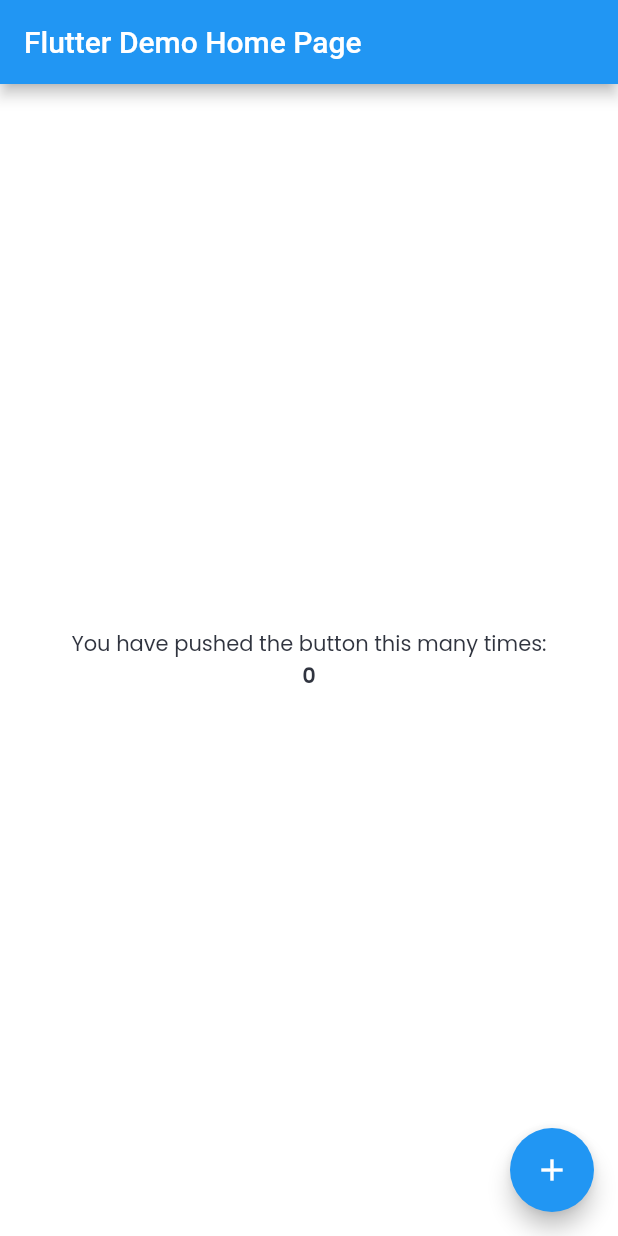
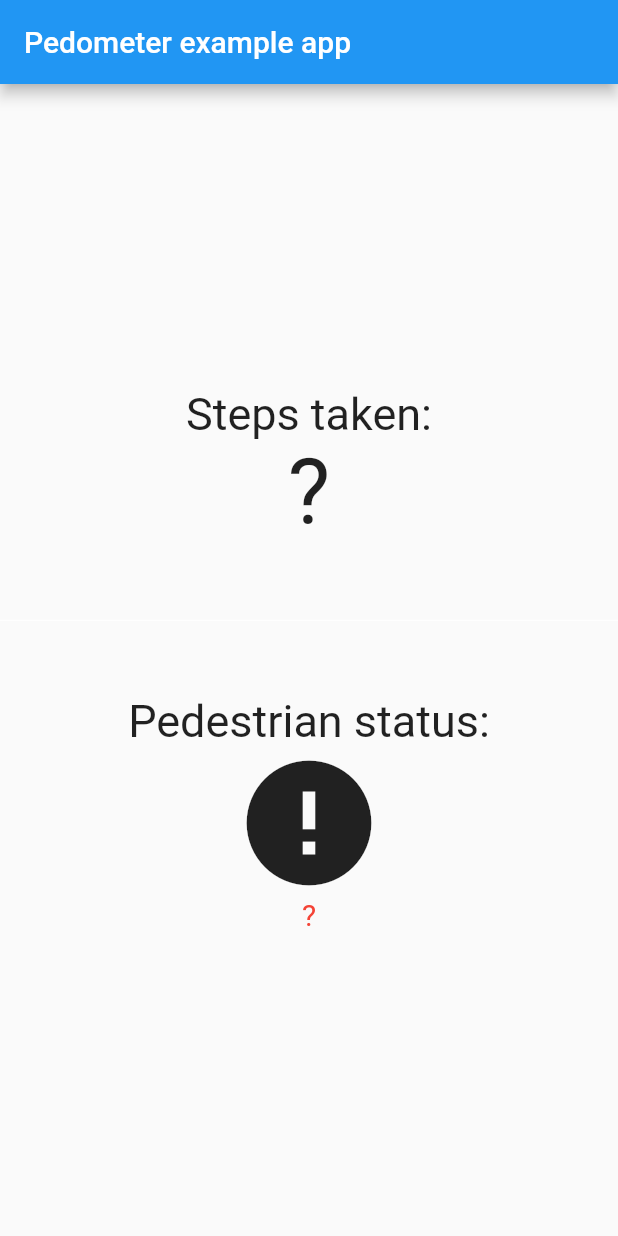
Before and after one commit to mulieriq/flutter-steps-tracker, a Flutter app: the screen it shows after launch, on a phone screen of 412 x 824 dp. Run offline on Flutter 3.47's test engine with Material 2 defaults, Android fonts, the phone set to English and light mode, and no system bars; our stand-ins replace get_it, google_fonts, pedometer.

Commit message:
feat: added pedometer

```diff
--- a/lib/main.dart
+++ b/lib/main.dart
@@ -22,7 +22,7 @@ class Khutaa extends StatelessWidget {
       darkTheme: ThemeData.dark(),
       theme: ThemeManager.lightTheme,
       themeMode: ThemeMode.system,
-      home: const MyHomePage(title: 'Flutter Demo Home Page'),
+      home: HomePage(),
     );
   }
 }
--- a/lib/src/views/home/home_page.dart
+++ b/lib/src/views/home/home_page.dart
@@ -1,48 +1,117 @@
 import 'package:flutter/material.dart';
+import 'dart:async';
 
-class MyHomePage extends StatefulWidget {
-  const MyHomePage({Key? key, required this.title}) : super(key: key);
+import 'package:pedometer/pedometer.dart';
 
-  final String title;
+String formatDate(DateTime d) {
+  return d.toString().substring(0, 19);
+}
+
+class HomePage extends StatefulWidget {
+  @override
+  _HomePageState createState() => _HomePageState();
+}
+
+class _HomePageState extends State<HomePage> {
+  late Stream<StepCount> _stepCountStream;
+  late Stream<PedestrianStatus> _pedestrianStatusStream;
+  String _status = '?', _steps = '?';
 
   @override
-  State<MyHomePage> createState() => _MyHomePageState();
+  void initState() {
+    super.initState();
+    initPlatformState();
   }
 
-class _MyHomePageState extends State<MyHomePage> {
-  int _counter = 0;
+  void onStepCount(StepCount event) {
+    print(event);
+    setState(() {
+      _steps = event.steps.toString();
+    });
+  }
 
-  void _incrementCounter() {
+  void onPedestrianStatusChanged(PedestrianStatus event) {
+    print(event);
     setState(() {
-      _counter++;
+      _status = event.status;
     });
+  }
+
+  void onPedestrianStatusError(error) {
+    print('onPedestrianStatusError: $error');
+    setState(() {
+      _status = 'Pedestrian Status not available';
+    });
+    print(_status);
+  }
+
+  void onStepCountError(error) {
+    print('onStepCountError: $error');
+    setState(() {
+      _steps = 'Step Count not available';
+    });
+  }
+
+  void initPlatformState() {
+    _pedestrianStatusStream = Pedometer.pedestrianStatusStream;
+    _pedestrianStatusStream
+        .listen(onPedestrianStatusChanged)
+        .onError(onPedestrianStatusError);
+
+    _stepCountStream = Pedometer.stepCountStream;
+    _stepCountStream.listen(onStepCount).onError(onStepCountError);
+
+    if (!mounted) return;
   }
 
   @override
   Widget build(BuildContext context) {
-    return Scaffold(
+    return MaterialApp(
+      home: Scaffold(
         appBar: AppBar(
-        title: Text(widget.title),
+          title: const Text('Pedometer example app'),
         ),
         body: Center(
           child: Column(
             mainAxisAlignment: MainAxisAlignment.center,
             children: <Widget>[
-            const Text(
-              'You have pushed the button this many times:',
+              Text(
+                'Steps taken:',
+                style: TextStyle(fontSize: 30),
               ),
               Text(
-              '$_counter',
-              style: Theme.of(context).textTheme.headline4,
+                _steps,
+                style: TextStyle(fontSize: 60),
               ),
+              Divider(
+                height: 100,
+                thickness: 0,
+                color: Colors.white,
+              ),
+              Text(
+                'Pedestrian status:',
+                style: TextStyle(fontSize: 30),
+              ),
+              Icon(
+                _status == 'walking'
+                    ? Icons.directions_walk
+                    : _status == 'stopped'
+                        ? Icons.accessibility_new
+                        : Icons.error,
+                size: 100,
+              ),
+              Center(
+                child: Text(
+                  _status,
+                  style: _status == 'walking' || _status == 'stopped'
+                      ? TextStyle(fontSize: 30)
+                      : TextStyle(fontSize: 20, color: Colors.red),
+                ),
+              )
             ],
           ),
         ),
-      floatingActionButton: FloatingActionButton(
-        onPressed: _incrementCounter,
-        tooltip: 'Increment',
-        child: const Icon(Icons.add),
-      ), // This trailing comma makes auto-formatting nicer for build methods.
+      ),
     );
   }
 }
```
Lines whose indentation alone changed are shown as unchanged.
